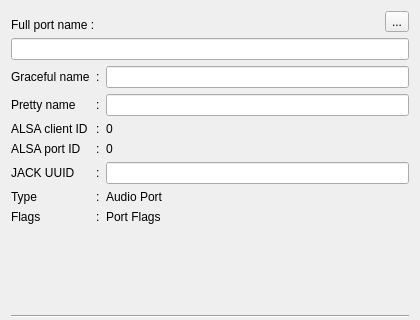
Houston4444/HoustonPatchbay, file resources/ui/canvas_port_info.ui: the form before one commit; both pictures show x 0 to 420 and y 0 to 320 of the 420 by 468 pixel window.
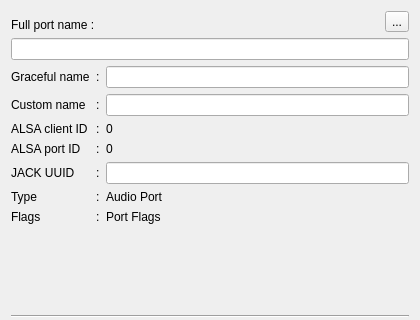
The form after the commit. Icons and pictures are not drawn.

Diff of the .ui file:
```diff
--- a/resources/ui/canvas_port_info.ui
+++ b/resources/ui/canvas_port_info.ui
@@ -159,7 +159,7 @@
      <item row="1" column="0">
       <widget class="QLabel" name="labelPrettyName_2">
        <property name="text">
-        <string>Pretty name</string>
+        <string>Custom name</string>
        </property>
       </widget>
      </item>
```
